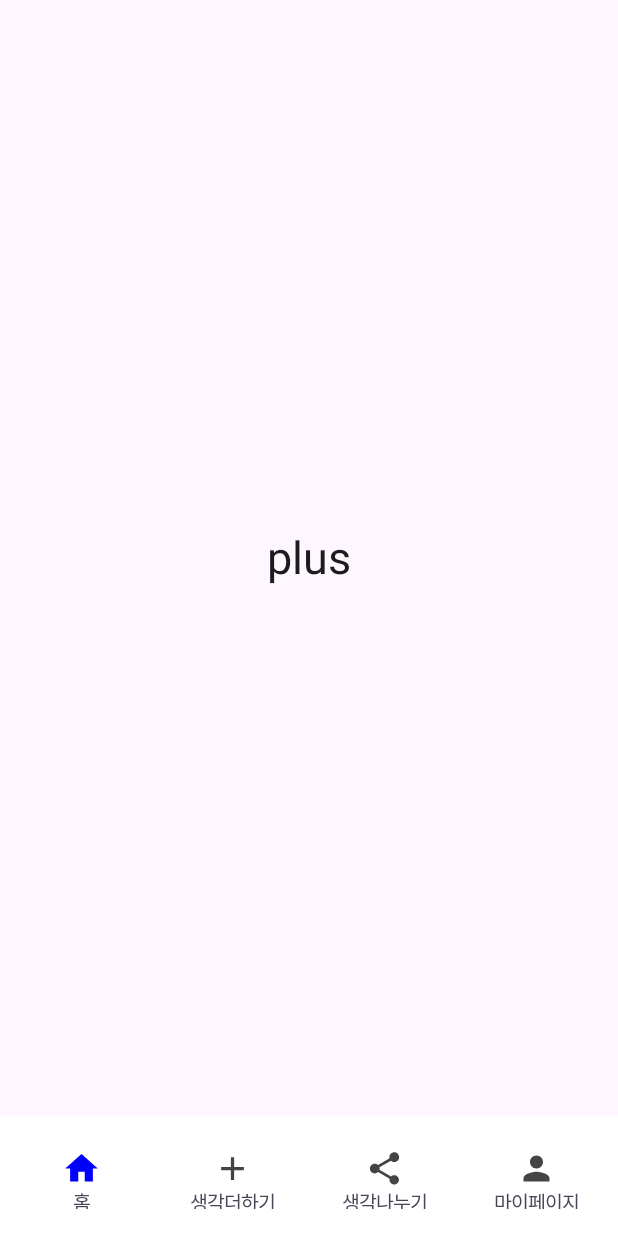
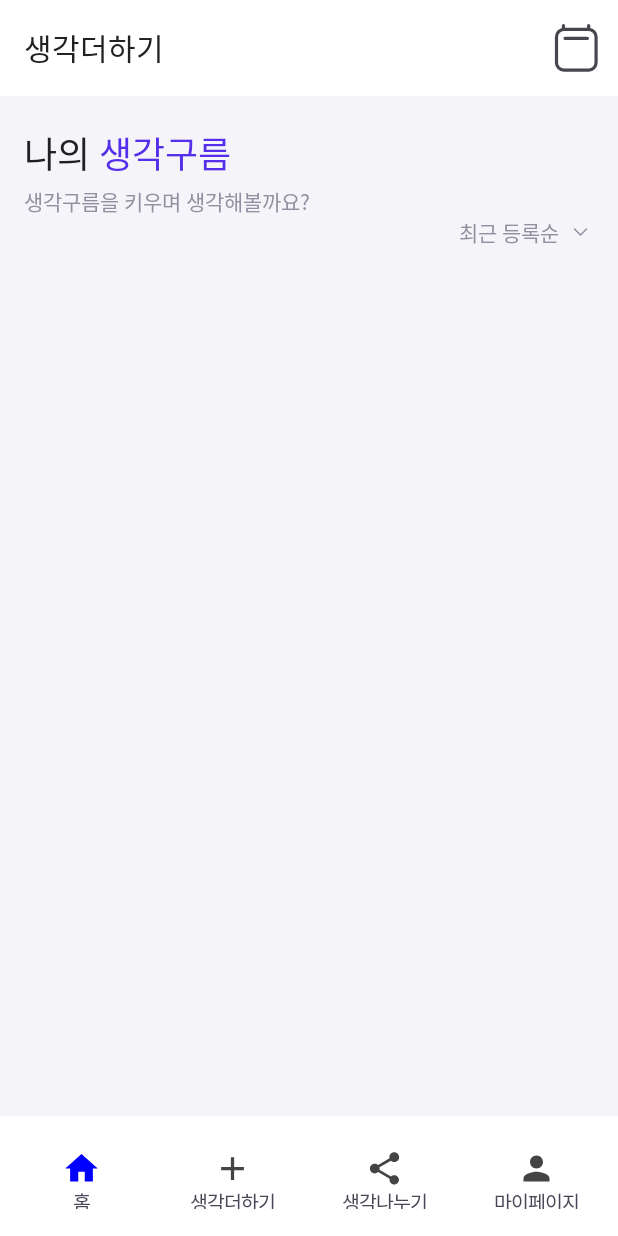
Before and after one commit to gitsuhyun/Compose-Practice, an Android app built with Jetpack Compose: the PlusScreen screen opened through its navigation route, on a phone screen of 412 x 824 dp. Run offline under Robolectric (Android 15) with nearby library versions, the phone set to English and light mode, and no system bars; Roboto replaces fonts that are not available here.

Commit message:
[Feat] 생각더하기 ui 틀

```diff
--- a/app/src/main/java/com/example/compose_practice/screens/PlusScreen.kt
+++ b/app/src/main/java/com/example/compose_practice/screens/PlusScreen.kt
@@ -1,24 +1,128 @@
 package com.example.compose_practice.screens
 
+import androidx.compose.foundation.Image
+import androidx.compose.foundation.background
 import androidx.compose.foundation.layout.Arrangement
 import androidx.compose.foundation.layout.Box
 import androidx.compose.foundation.layout.Column
+import androidx.compose.foundation.layout.Row
+import androidx.compose.foundation.layout.Spacer
 import androidx.compose.foundation.layout.fillMaxSize
+import androidx.compose.foundation.layout.fillMaxWidth
+import androidx.compose.foundation.layout.padding
+import androidx.compose.foundation.layout.width
+import androidx.compose.material3.ExperimentalMaterial3Api
+import androidx.compose.material3.Icon
+import androidx.compose.material3.IconButton
+import androidx.compose.material3.Scaffold
 import androidx.compose.material3.Text
+import androidx.compose.material3.TopAppBar
+import androidx.compose.material3.TopAppBarDefaults
 import androidx.compose.runtime.Composable
 import androidx.compose.ui.Alignment
 import androidx.compose.ui.Modifier
-import androidx.compose.ui.unit.sp
+import androidx.compose.ui.graphics.Color
+import androidx.compose.ui.res.painterResource
+import androidx.compose.ui.text.style.TextAlign
+import androidx.compose.ui.tooling.preview.Preview
+import androidx.compose.ui.unit.dp
+import com.example.compose_practice.R
+import com.example.compose_practice.ui.theme.ComposePracticeTheme
 
+@OptIn(ExperimentalMaterial3Api::class)
 @Composable
 fun PlusScreen() {
-    Box(modifier = Modifier.fillMaxSize()){
-        Column (modifier = Modifier
-            .fillMaxSize()
-            .align(Alignment.Center),
-            verticalArrangement = Arrangement.Center,
-            horizontalAlignment = Alignment.CenterHorizontally) {
-            Text(text = "plus", fontSize = 30.sp, )
+    Scaffold(
+        topBar = {
+            TopAppBar(
+                title = {
+                    Text(
+                        "생각더하기",
+                        style = ComposePracticeTheme.typography.Headline1_b.copy(color = ComposePracticeTheme.colors.black)
+                    )
+                },
+                actions = {
+                    IconButton(onClick = {
+                        //세팅 페이지 이동
+                    }) {
+                        Icon(
+                            painter = painterResource(R.drawable.ic_calendar),
+                            contentDescription = null
+                        )
+                    }
+                },
+                colors = TopAppBarDefaults.mediumTopAppBarColors(containerColor = Color.White)
+            )
+        }
+    ) { innerPadding ->
+        Box(
+            modifier = Modifier
+                .fillMaxSize()
+                .background(color = ComposePracticeTheme.colors.g1)
+                .padding(innerPadding)
+        ) {
+            Column(
+                modifier = Modifier
+                    .padding(horizontal = 16.dp, vertical = 20.dp)
+            ) {
+                //생각더하기 타이틀
+                plusTitle()
+
+                //정렬
+                sortCloud()
+            }
         }
     }
 }
+
+@Composable
+private fun plusTitle() {
+    Row(
+        modifier = Modifier
+            .padding(bottom = 4.dp)
+    ) {
+        Text(
+            text = "나의 ",
+            style = ComposePracticeTheme.typography.Heading1_b.copy(color = ComposePracticeTheme.colors.black)
+        )
+        Text(
+            text = "생각구름",
+            style = ComposePracticeTheme.typography.Heading1_b.copy(color = ComposePracticeTheme.colors.v6)
+        )
+    }
+    Text(
+        text = "생각구름을 키우며 생각해볼까요?",
+        style = ComposePracticeTheme.typography.Caption1_m.copy(color = ComposePracticeTheme.colors.g4)
+
+    )
+}
+
+@Composable
+private fun sortCloud() {
+    Row(
+        modifier = Modifier
+            .padding(bottom = 11.dp)
+            .fillMaxWidth(),
+        horizontalArrangement = Arrangement.End
+    ) {
+        Text(
+            text = "최근 등록순",
+            style = ComposePracticeTheme.typography.Caption1_m.copy(
+                color = ComposePracticeTheme.colors.g4,
+                textAlign = TextAlign.End
+            )
+        )
+        Spacer(modifier = Modifier.width(5.dp))
+        Image(
+            painter = painterResource(id = R.drawable.ic_sort_down),
+            contentDescription = null
+        )
+    }
+}
+
+
+@Preview(showBackground = true)
+@Composable
+fun PlusScreenPreview() {
+    PlusScreen()
+}
--- /dev/null
+++ b/app/src/main/res/drawable/ic_calendar.xml
@@ -0,0 +1,13 @@
+<vector xmlns:android="http://schemas.android.com/apk/res/android"
+    android:width="97dp"
+    android:height="97dp"
+    android:viewportWidth="97"
+    android:viewportHeight="97">
+  <path
+      android:pathData="M30.675,32.803H66.961M28.199,12.231V18.404M68.961,12.231V18.403M80.961,30.403L80.961,72.231C80.961,78.859 75.588,84.231 68.961,84.231H28.961C22.333,84.231 16.961,78.859 16.961,72.231V30.403C16.961,23.775 22.333,18.403 28.961,18.403H68.961C75.588,18.403 80.961,23.775 80.961,30.403Z"
+      android:strokeLineJoin="round"
+      android:strokeWidth="5.2"
+      android:fillColor="#00000000"
+      android:strokeColor="#212121"
+      android:strokeLineCap="round"/>
+</vector>
--- /dev/null
+++ b/app/src/main/res/drawable/ic_sort_down.xml
@@ -0,0 +1,13 @@
+<vector xmlns:android="http://schemas.android.com/apk/res/android"
+    android:width="18dp"
+    android:height="18dp"
+    android:viewportWidth="18"
+    android:viewportHeight="18">
+  <path
+      android:strokeWidth="1"
+      android:pathData="M13,8L9,12L5,8"
+      android:strokeLineJoin="round"
+      android:fillColor="#00000000"
+      android:strokeColor="#9090A0"
+      android:strokeLineCap="round"/>
+</vector>
```
